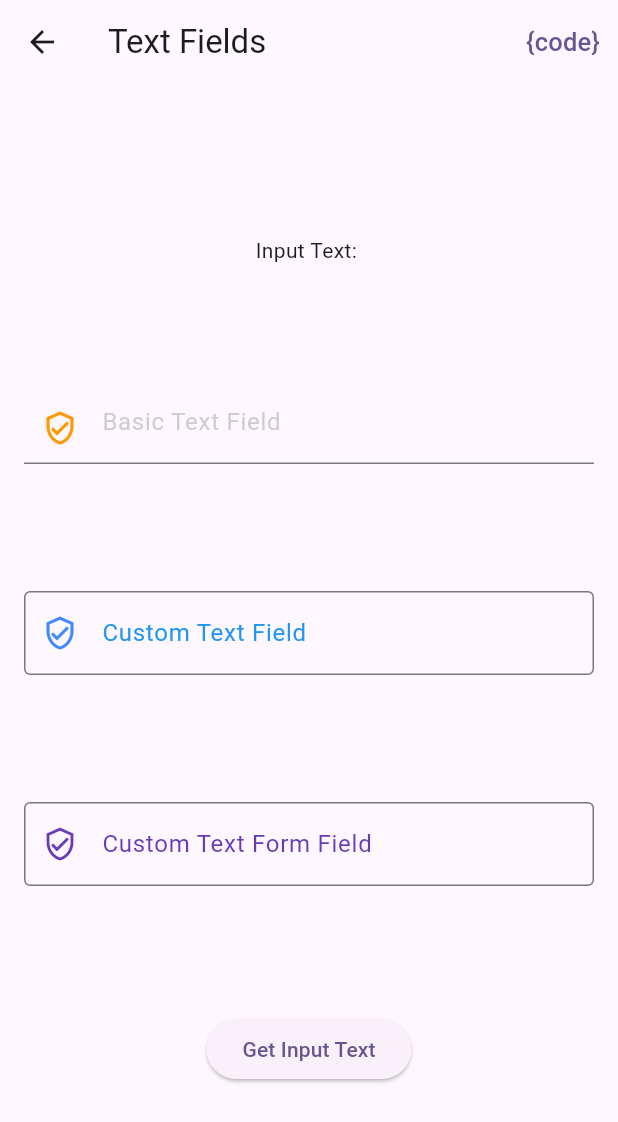
After one commit to NahitCalisir/flutter_how_to_do, a Flutter app: the TextFieldPage screen opened directly, on a phone screen of 412 x 824 dp. The commit adds this screen. Shown: the top 1122 px of the screen. Run offline on Flutter 3.47's test engine with Material 3 defaults, Android fonts, the phone set to English and light mode, and no system bars; missing offline and left inert: code_editor; network calls fail.

Commit message:
Text Field,Text Form Field, image useage are added.

```diff
--- /dev/null
+++ b/lib/text_field/text_field.dart
@@ -0,0 +1,161 @@
+import 'package:flutter/material.dart';
+
+import '../code_viewer/dart_file_reader.dart';
+
+class TextFieldPage extends StatefulWidget {
+  const TextFieldPage({super.key});
+
+  @override
+  State<TextFieldPage> createState() => _TextFieldPageState();
+}
+
+class _TextFieldPageState extends State<TextFieldPage> {
+
+  final tfController = TextEditingController();
+  final tfDesignController = TextEditingController();
+  String inputText = "";
+
+  @override
+  Widget build(BuildContext context) {
+    return Scaffold(
+      appBar: AppBar(
+        title: Text("Text Fields",),
+        actions: [
+          TextButton(onPressed: (){
+            Navigator.push(context, MaterialPageRoute(
+                builder: (context)=> DartFileReader(title: "Text Field", filePath: "lib/text_field/text_field.dart")));
+          }, child: Text("{code}",style: TextStyle(fontSize: 17),))
+        ],
+      ),
+      body: Center(
+        child: Padding(
+          padding: const EdgeInsets.all(16.0),
+          child: Column(mainAxisAlignment: MainAxisAlignment.spaceEvenly,
+            children: [
+              Text("Input Text: $inputText"),
+              //My custom fields are created below
+              MyBasicTextField(fieldName: "Basic Text Field", myController: tfController),
+              MyCustomTextField(fieldName: "Custom Text Field", myController: tfController),
+              MyCustomTextFormField(fieldName: "Custom Text Form Field", myController: tfController),
+
+              ElevatedButton(onPressed: (){
+                setState(() {
+                  inputText = tfController.text;
+                });
+              }, child: Text("Get Input Text"))
+            ],
+          ),
+        ),
+      ),
+    );
+  }
+}
+
+class  MyBasicTextField extends StatelessWidget {
+  MyBasicTextField({
+    Key? key,
+    required this.fieldName,
+    required this.myController,
+    this.myIcon = Icons.verified_user_outlined,
+    this.prefixIconColor = Colors.orange,
+  });
+  final TextEditingController myController;
+  String fieldName;
+  final IconData myIcon;
+  Color prefixIconColor;
+  @override
+  Widget build(BuildContext context) {
+    return TextField(
+      controller: myController,
+      keyboardType: TextInputType.number,
+      decoration: InputDecoration(
+          prefixIcon: Icon(myIcon, color: prefixIconColor),
+          hintText: fieldName,
+          hintStyle: TextStyle(color: Colors.grey.withOpacity(0.5))),
+      onChanged: (text) {
+        // do something with text
+      },
+    );
+  }
+}
+
+//Custom STateless WIdget Class that helps re-usability
+class  MyCustomTextField extends StatelessWidget {
+  MyCustomTextField({
+    Key? key,
+    required this.fieldName,
+    required this.myController,
+    this.myIcon = Icons.verified_user_outlined,
+    this.prefixIconColor = Colors.blueAccent,
+  });
+  final TextEditingController myController;
+  String fieldName;
+  final IconData myIcon;
+  Color prefixIconColor;
+  @override
+  Widget build(BuildContext context) {
+    return TextField(
+      controller: myController,
+      keyboardType: TextInputType.number,
+      obscureText: true,
+      decoration: InputDecoration(
+          hintText: fieldName,
+          hintStyle: TextStyle(color: Colors.grey.withOpacity(0.5)),
+          labelText: fieldName,
+          prefixIcon: Icon(myIcon, color: prefixIconColor),
+          border: const OutlineInputBorder(),
+          focusedBorder: OutlineInputBorder(
+            borderSide: BorderSide(color: Colors.blue.shade300,width: 3),
+          ),
+          labelStyle: const TextStyle(color: Colors.blue)),
+      onChanged: (text) {
+        // do something with text
+      },
+    );
+  }
+}
+
+
+
+// Difference from texfield: it has two optional block of code(onSaved and validator) can be used to run
+// code when the user saves the form.
+//Custom STateless WIdget Class that helps re-usability
+class MyCustomTextFormField extends StatelessWidget {
+  MyCustomTextFormField({
+    Key? key,
+    required this.fieldName,
+    required this.myController,
+    this.myIcon = Icons.verified_user_outlined,
+    this.prefixIconColor = Colors.deepPurple,
+  });
+  final TextEditingController myController;
+  String fieldName;
+  final IconData myIcon;
+  Color prefixIconColor;
+  @override
+  Widget build(BuildContext context) {
+    return TextFormField(
+      controller: myController,
+      decoration: InputDecoration(
+          labelText: fieldName,
+          hintText: fieldName,
+          hintStyle: TextStyle(color: Colors.grey.withOpacity(0.5)),
+          prefixIcon: Icon(myIcon, color: prefixIconColor),
+          border: const OutlineInputBorder(),
+          focusedBorder: OutlineInputBorder(
+            borderSide: BorderSide(color: Colors.deepPurple.shade300,width: 3),
+          ),
+          labelStyle: const TextStyle(color: Colors.deepPurple)),
+      onChanged: (text) {
+        // do something with text
+      },
+      onSaved: (value) {
+        // This optional block of code can be used to run
+        // code when the user saves the form.
+      },
+      validator: (value) {
+        return value!.contains('@') ? 'Do not use the @ char.' : null;
+      },
+    );
+  }
+}
--- a/pubspec.yaml
+++ b/pubspec.yaml
@@ -63,10 +63,12 @@ flutter:
   uses-material-design: true
 
   assets:
-
+    - images/
     - images/items/
     - lib/alert/
     - lib/snackbar/
+    - lib/text_field/
+    - lib/image_usage/
 
   # To add assets to your application, add an assets section, like this:
   # assets:
```
Also changed, not shown: lib/code_viewer/dart_file_reader.dart (+9 -1 lines), lib/homepage/homepage.dart (+8 -1 lines), lib/image_usage/image_usage.dart (added, +177 -0 lines), images/bad.png (added), images/items/image.png (added), images/items/snackbar.gif (added), images/items/snackbar_item.png (deleted), images/items/textfield.png (added), images/nahit.png (added), images/smile.png (added), 1 other file.
